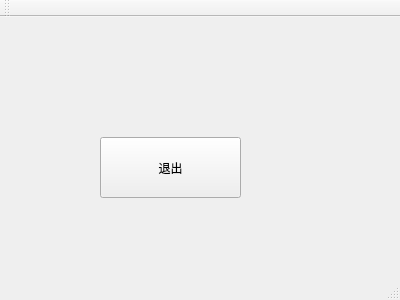
The window that test2/mainwindow.ui (Shadowmaple/QtProject) describes before a commit, drawn with Qt 5.
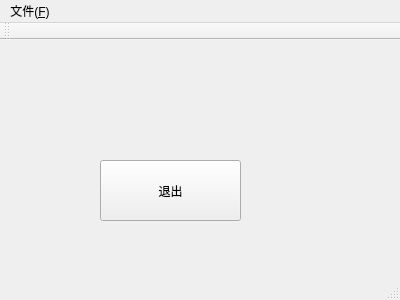
The same window after the commit. Icons and pictures are not drawn.

Patch:
```diff
--- a/test2/mainwindow.ui
+++ b/test2/mainwindow.ui
@@ -37,6 +37,13 @@
      <height>28</height>
     </rect>
    </property>
+   <widget class="QMenu" name="menu">
+    <property name="title">
+     <string>文件(&amp;F)</string>
+    </property>
+    <addaction name="action"/>
+   </widget>
+   <addaction name="menu"/>
   </widget>
   <widget class="QToolBar" name="mainToolBar">
    <attribute name="toolBarArea">
```
Left out of the diff: 16 changed lines with no effect on the pictures.
